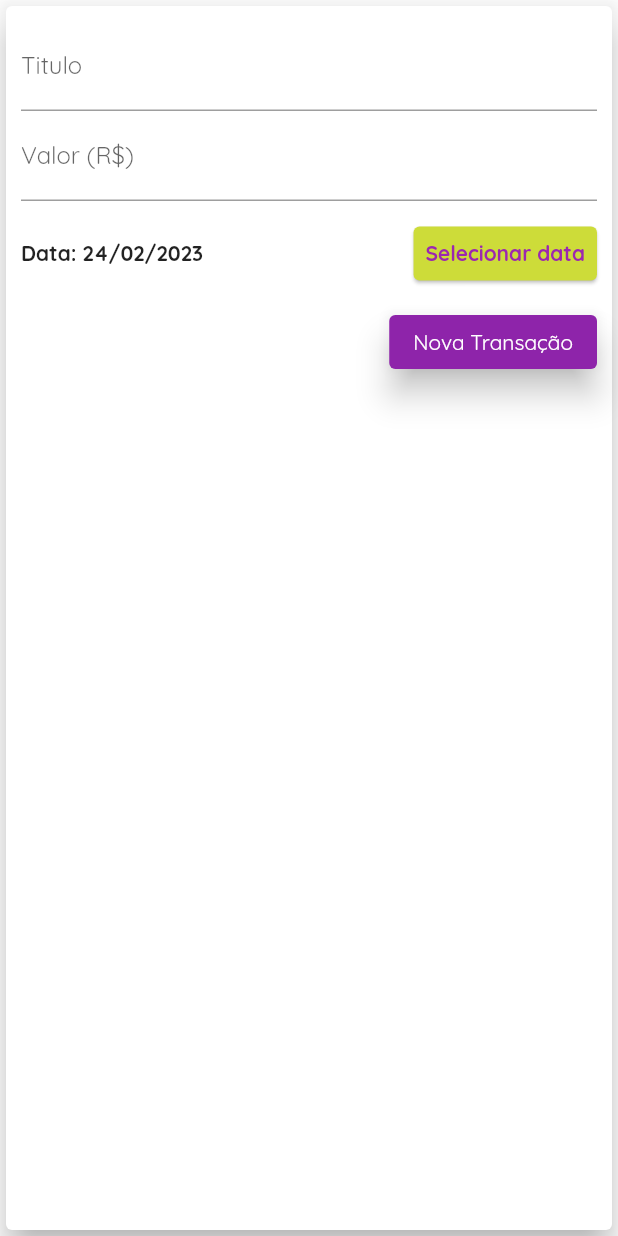
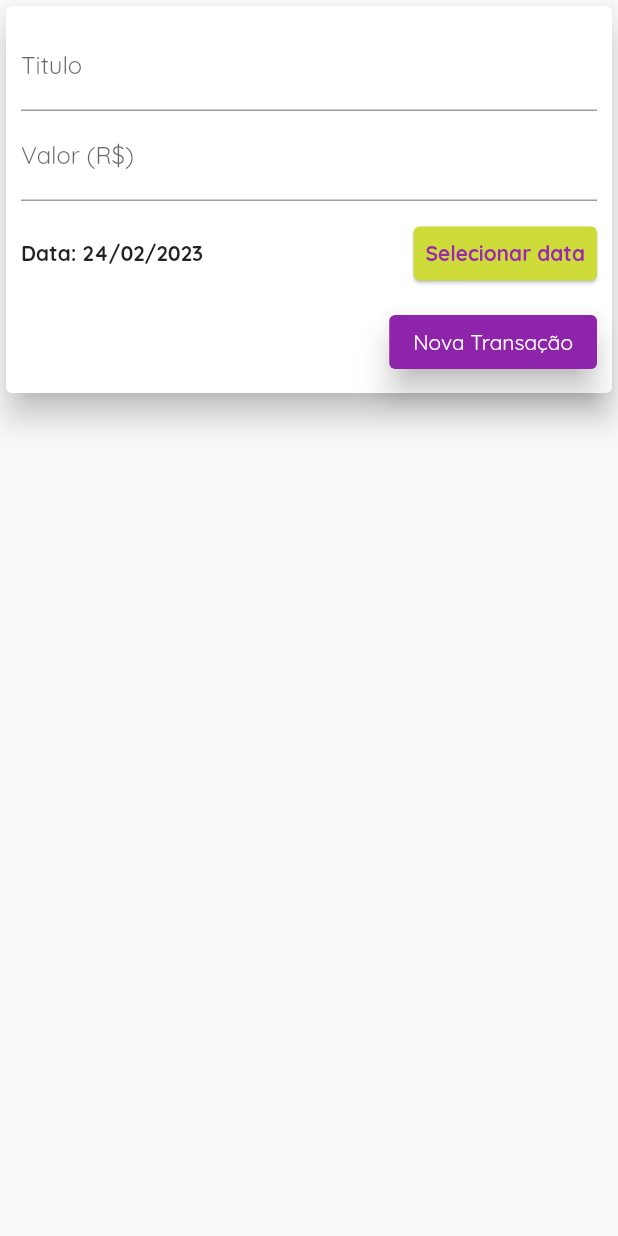
Before and after one commit to Thiago-CSantos/Flutter-appDespesas, a Flutter app: the TransActionForm widget shown alone on an empty page, opened directly with empty values, on a phone screen of 412 x 824 dp. Run offline on Flutter 3.47's test engine with Material 2 defaults, Android fonts, the phone set to English and light mode, and no system bars.

Commit message:
Ajuustando formulario

```diff
--- a/lib/components/transaction_form.dart
+++ b/lib/components/transaction_form.dart
@@ -37,10 +37,12 @@ class _TransActionFormState extends State<TransActionForm> {
 
   @override
   Widget build(BuildContext context) {
-    return Card(
+    return SingleChildScrollView(
+      child: Card(
         elevation: 9,
         child: Container(
-        margin: const EdgeInsets.all(10),
+          margin: EdgeInsets.fromLTRB(
+              10, 10, 10, 10 + MediaQuery.of(context).viewInsets.bottom),
           child: Column(
             children: [
               TextField(
@@ -87,7 +89,8 @@ class _TransActionFormState extends State<TransActionForm> {
                       margin: const EdgeInsetsDirectional.fromSTEB(50, 0, 0, 0),
                       child: TextButton(
                         style: const ButtonStyle(
-                        backgroundColor: MaterialStatePropertyAll(Colors.lime),
+                          backgroundColor:
+                              MaterialStatePropertyAll(Colors.lime),
                           elevation: MaterialStatePropertyAll(1),
                         ),
                         onPressed: _selecionarData,
@@ -113,7 +116,8 @@ class _TransActionFormState extends State<TransActionForm> {
                     ),
                     onPressed: () {
                       String title = titleController.text;
-                    double value = double.tryParse(valueController.text) ?? 0.0;
+                      double value =
+                          double.tryParse(valueController.text) ?? 0.0;
                       widget.onSubmit(title, value, _selectDate);
                     },
                     child: const Text('Nova Transação'),
@@ -123,6 +127,7 @@ class _TransActionFormState extends State<TransActionForm> {
             ],
           ),
         ),
+      ),
     );
   }
 }
```
Also changed, not shown: lib/components/transaction_list.dart (+18 -7 lines). Lines whose indentation alone changed are shown as unchanged.
